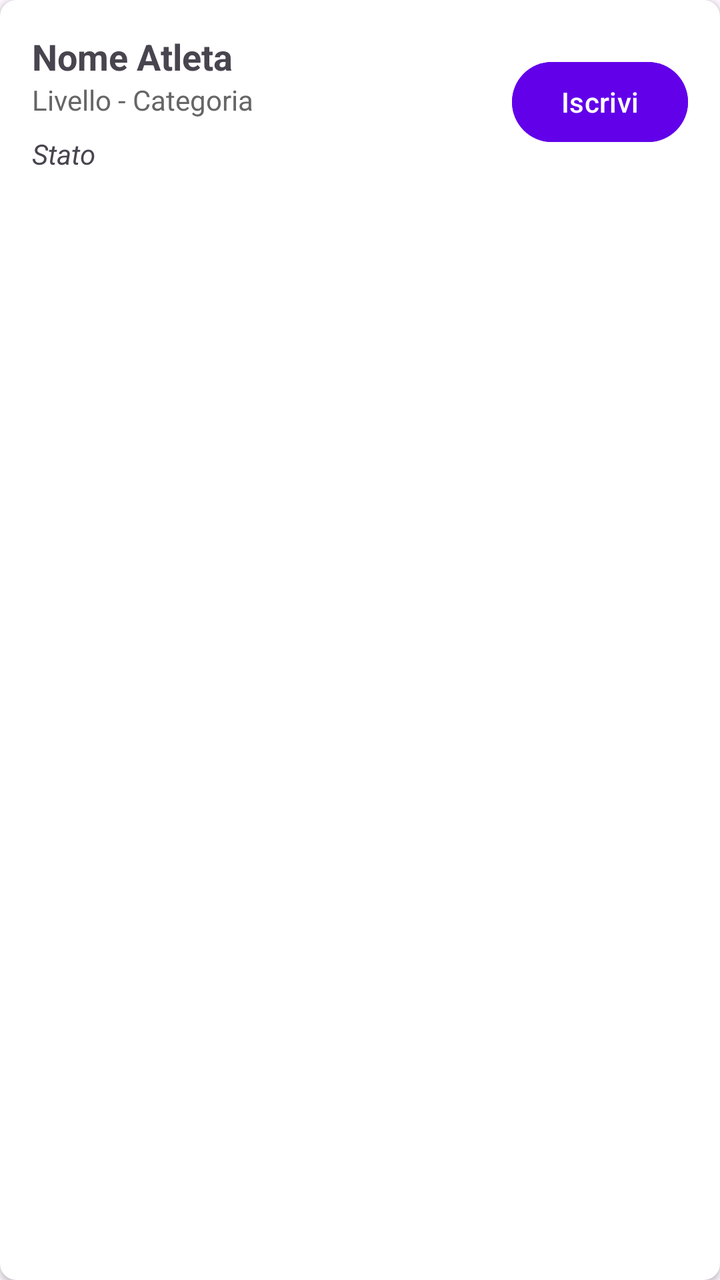
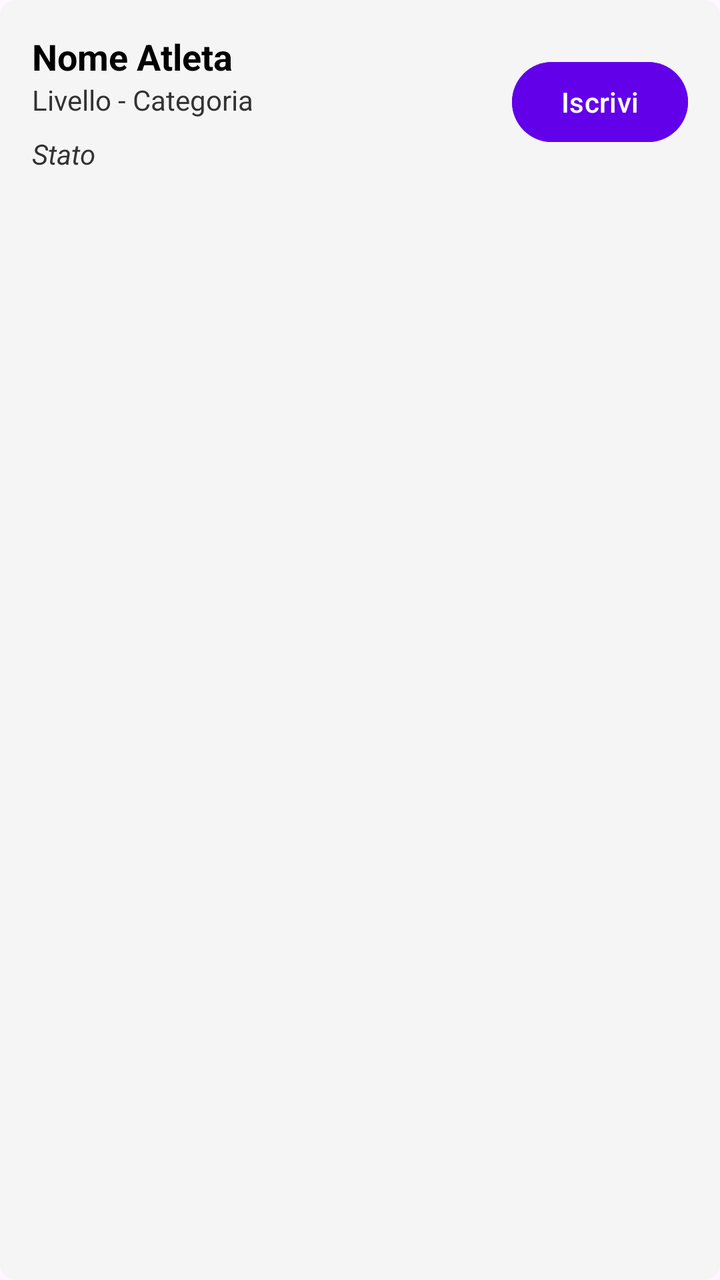

The first picture is an Android layout as it rendered before a commit; the second is the same layout after the commit. The layout source and the unified diff follow.
<!-- AndroidManifest.xml: application theme Theme.GinnasticaRitmica -->
<!-- res/layout/item_atleta_iscrizione.xml -->
<?xml version="1.0" encoding="utf-8"?>
<androidx.cardview.widget.CardView xmlns:android="http://schemas.android.com/apk/res/android"
    xmlns:app="http://schemas.android.com/apk/res-auto"
    android:layout_width="match_parent"
    android:layout_height="wrap_content"
    android:layout_marginHorizontal="16dp"
    android:layout_marginVertical="6dp"
    app:cardCornerRadius="8dp"
    app:cardElevation="2dp">

    <RelativeLayout
        android:layout_width="match_parent"
        android:layout_height="wrap_content"
        android:padding="16dp">

        <TextView
            android:id="@+id/tvNomeAtletaIscrizione"
            android:layout_width="wrap_content"
            android:layout_height="wrap_content"
            android:text="Nome Atleta"
            android:textSize="18sp"
            android:textStyle="bold" />

        <TextView
            android:id="@+id/tvDettagliAtletaIscrizione"
            android:layout_width="wrap_content"
            android:layout_height="wrap_content"
            android:layout_below="@id/tvNomeAtletaIscrizione"
            android:text="Livello - Categoria"
            android:textSize="14sp"
            android:textColor="#666666" />

        <TextView
            android:id="@+id/tvStatoIscrizione"
            android:layout_width="wrap_content"
            android:layout_height="wrap_content"
            android:layout_below="@id/tvDettagliAtletaIscrizione"
            android:layout_marginTop="8dp"
            android:text="Stato"
            android:textSize="14sp"
            android:textStyle="italic"/>

        <Button
            android:id="@+id/btnGestisciAttrezzi"
            android:layout_width="wrap_content"
            android:layout_height="wrap_content"
            android:layout_alignParentRight="true"
            android:layout_centerVertical="true"
            android:text="Iscrivi"
            android:backgroundTint="#6200EA"
            android:textColor="#FFFFFF" />

    </RelativeLayout>
</androidx.cardview.widget.CardView>
<!-- resources referenced by this layout -->
<resources>
  <style name="Theme.GinnasticaRitmica" parent="Base.Theme.GinnasticaRitmica" />
  <style name="Base.Theme.GinnasticaRitmica" parent="Theme.Material3.DayNight.NoActionBar">
          
          
      </style>
</resources>

<!-- the commit's change to res/layout/item_atleta_iscrizione.xml (unified diff, before → after) -->
@@ -6,7 +6,8 @@
     android:layout_marginHorizontal="16dp"
     android:layout_marginVertical="6dp"
     app:cardCornerRadius="8dp"
-    app:cardElevation="2dp">
+    app:cardElevation="0dp"
+    app:cardBackgroundColor="@color/grigio_box">
 
     <RelativeLayout
         android:layout_width="match_parent"
@@ -18,6 +19,7 @@
             android:layout_width="wrap_content"
             android:layout_height="wrap_content"
             android:text="Nome Atleta"
+            android:textColor="@color/testo_titoli"
             android:textSize="18sp"
             android:textStyle="bold" />
 
@@ -28,7 +30,7 @@
             android:layout_below="@id/tvNomeAtletaIscrizione"
             android:text="Livello - Categoria"
             android:textSize="14sp"
-            android:textColor="#666666" />
+            android:textColor="@color/testo_sottotitoli" />
 
         <TextView
             android:id="@+id/tvStatoIscrizione"
@@ -38,6 +40,7 @@
             android:layout_marginTop="8dp"
             android:text="Stato"
             android:textSize="14sp"
+            android:textColor="@color/testo_sottotitoli"
             android:textStyle="italic"/>
 
         <Button
@@ -47,8 +50,8 @@
             android:layout_alignParentRight="true"
             android:layout_centerVertical="true"
             android:text="Iscrivi"
-            android:backgroundTint="#6200EA"
-            android:textColor="#FFFFFF" />
+            android:backgroundTint="@color/viola_torre"
+            android:textColor="@android:color/white" />
 
     </RelativeLayout>
 </androidx.cardview.widget.CardView>
<!-- resource entries referenced after the edit -->
@@ -1,5 +1,9 @@
 <!-- resources referenced by this layout -->
 <resources>
+  <color name="grigio_box">#F5F5F5</color>
+  <color name="testo_sottotitoli">#333333</color>
+  <color name="testo_titoli">#000000</color>
+  <color name="viola_torre">#6200EA</color>
   <style name="Theme.GinnasticaRitmica" parent="Base.Theme.GinnasticaRitmica" />
   <style name="Base.Theme.GinnasticaRitmica" parent="Theme.Material3.DayNight.NoActionBar">
           
